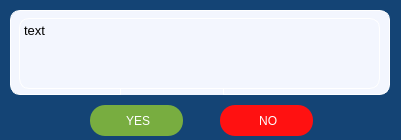
Qt form confirm_window.ui (amirhossein-mlkz/Screw-inspection) before a commit.
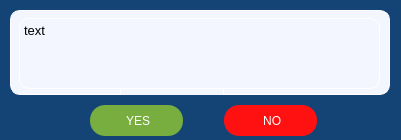
The same form after that commit.

Diff of the .ui file:
```diff
--- a/confirm_window.ui
+++ b/confirm_window.ui
@@ -338,7 +338,7 @@
    <widget class="QPushButton" name="no_btn">
     <property name="geometry">
      <rect>
-      <x>250</x>
+      <x>254</x>
       <y>115</y>
       <width>93</width>
       <height>31</height>
```
